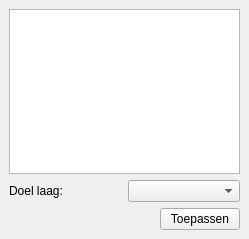
Above: ui_styleLoadWgt.ui from milieuinfo/Stijl-laden before the change. Below: the same form after it.
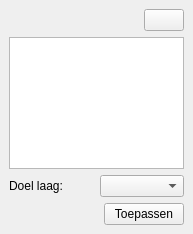
That is the form after the change. Icons and pictures are not drawn.

```diff
--- a/ui_styleLoadWgt.ui
+++ b/ui_styleLoadWgt.ui
@@ -6,8 +6,8 @@
    <rect>
     <x>0</x>
     <y>0</y>
-    <width>249</width>
-    <height>239</height>
+    <width>193</width>
+    <height>234</height>
    </rect>
   </property>
   <property name="windowIcon">
@@ -19,6 +19,40 @@
   </property>
   <widget class="QWidget" name="styleWgt">
    <layout class="QVBoxLayout" name="verticalLayout">
+    <item>
+     <layout class="QHBoxLayout" name="horizontalLayout_3">
+      <item>
+       <spacer name="horizontalSpacer_2">
+        <property name="orientation">
+         <enum>Qt::Horizontal</enum>
+        </property>
+        <property name="sizeHint" stdset="0">
+         <size>
+          <width>40</width>
+          <height>20</height>
+         </size>
+        </property>
+       </spacer>
+      </item>
+      <item>
+       <widget class="QPushButton" name="setSourceBtn">
+        <property name="text">
+         <string/>
+        </property>
+        <property name="icon">
+         <iconset resource="resources.qrc">
+          <normaloff>:/plugins/styleLoad/images/folder.png</normaloff>:/plugins/styleLoad/images/folder.png</iconset>
+        </property>
+        <property name="iconSize">
+         <size>
+          <width>16</width>
+          <height>16</height>
+         </size>
+        </property>
+       </widget>
+      </item>
+     </layout>
+    </item>
     <item>
      <widget class="QListWidget" name="qmlList">
       <property name="selectionMode">
```
Left out of the diff: 2 changed lines with no effect on the pictures.
